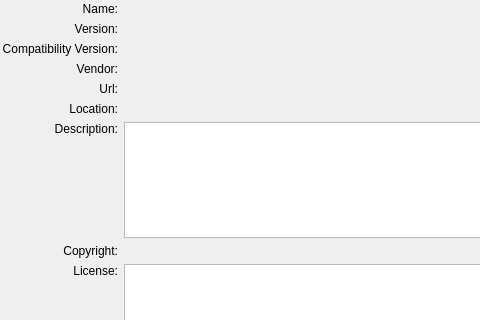
First picture: the form in ground/src/libs/extensionsystem/plugindetailsview.ui, repository openpilot/OpenPilot, before the edit; both pictures show x 0 to 480 and y 0 to 320 of the 674 by 505 pixel window.
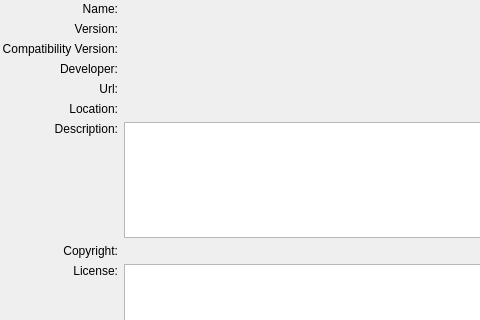
Second picture: the form after the edit.

Commit message: Fixes performance issues under windows

Diff of the .ui file:
```diff
--- a/ground/src/libs/extensionsystem/plugindetailsview.ui
+++ b/ground/src/libs/extensionsystem/plugindetailsview.ui
@@ -56,7 +56,7 @@
    <item row="3" column="0">
     <widget class="QLabel" name="label_4">
      <property name="text">
-      <string>Vendor:</string>
+      <string>Developer:</string>
      </property>
      <property name="alignment">
       <set>Qt::AlignRight|Qt::AlignTrailing|Qt::AlignVCenter</set>
```
The commit also changes 4 other files.
